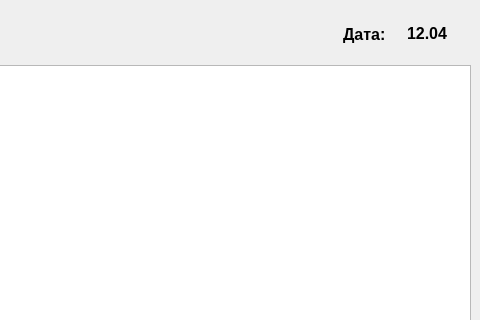
This is menu.ui in Mihailus2000/sem08_BSBD_Kursach as Qt 5 draws it before an edit; both pictures show x 399 to 879 and y 0 to 320 of the 879 by 1124 pixel window. The edited form follows.
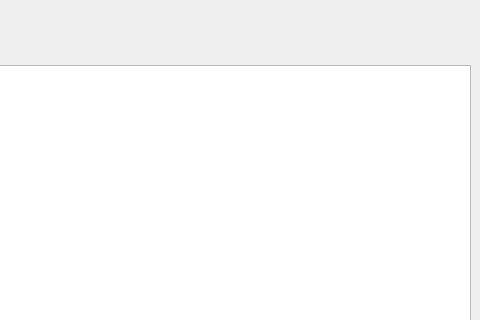
This is the edited form. The open tabs and pages were chosen to show the change.

The edit to the form file:
```diff
--- a/menu.ui
+++ b/menu.ui
@@ -809,48 +809,6 @@
             </property>
            </spacer>
           </item>
-          <item>
-           <widget class="QLabel" name="label_99">
-            <property name="font">
-             <font>
-              <family>Arial</family>
-              <pointsize>12</pointsize>
-              <weight>75</weight>
-              <bold>true</bold>
-             </font>
-            </property>
-            <property name="styleSheet">
-             <string notr="true"/>
-            </property>
-            <property name="text">
-             <string>Дата:</string>
-            </property>
-           </widget>
-          </item>
-          <item alignment="Qt::AlignHCenter|Qt::AlignVCenter">
-           <widget class="QLabel" name="label_100">
-            <property name="minimumSize">
-             <size>
-              <width>70</width>
-              <height>0</height>
-             </size>
-            </property>
-            <property name="font">
-             <font>
-              <family>Arial</family>
-              <pointsize>12</pointsize>
-              <weight>75</weight>
-              <bold>true</bold>
-             </font>
-            </property>
-            <property name="text">
-             <string>12.04</string>
-            </property>
-            <property name="alignment">
-             <set>Qt::AlignCenter</set>
-            </property>
-           </widget>
-          </item>
          </layout>
         </widget>
        </item>
```
Left out of the diff: 88 changed lines with no effect on the pictures.
